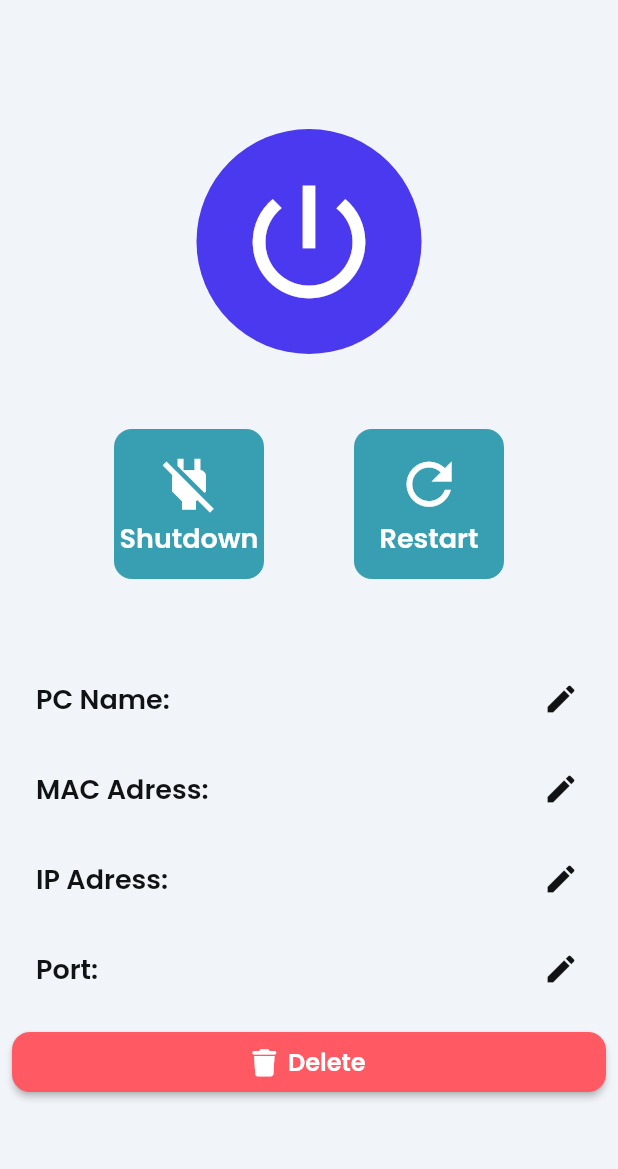
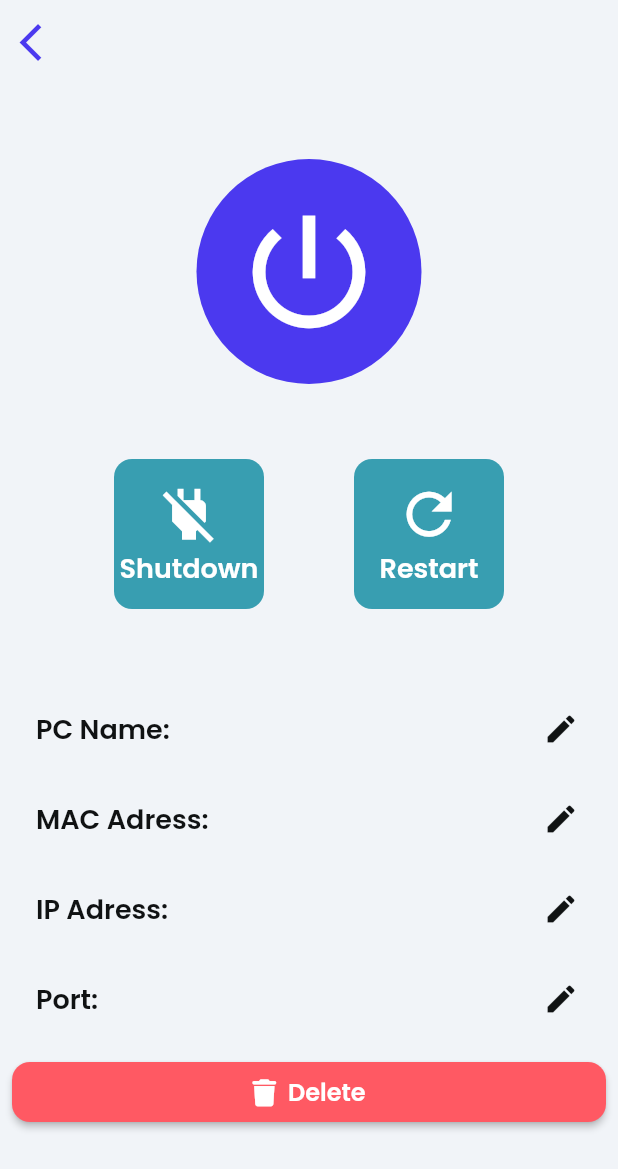
Before and after one commit to code7io/c7-wol, a Flutter app: the DetailWidget screen opened directly with empty values, on a phone screen of 412 x 824 dp. Shown: the top 1169 px of the screen. Run offline on Flutter 3.47's test engine with Material 2 defaults, Android fonts, the phone set to English and light mode, and no system bars; drawn by our look-alikes of auto_size_text; our stand-ins replace easy_debounce, font_awesome_flutter, google_fonts, page_transition, percent_indicator, shared_preferences and 1 more; missing offline and left inert: blinking_text, json_path, network_info_plus, wake_on_lan; accounts and stored records are empty.

Commit message:
Update detail_widget.dart

```diff
--- a/lib/detail/detail_widget.dart
+++ b/lib/detail/detail_widget.dart
@@ -31,6 +31,35 @@ class _DetailWidgetState extends State<DetailWidget> {
   Widget build(BuildContext context) {
     return Scaffold(
       key: scaffoldKey,
+      appBar: AppBar(
+        backgroundColor: FlutterFlowTheme.of(context).primaryBackground,
+        automaticallyImplyLeading: false,
+        leading: FlutterFlowIconButton(
+          borderColor: Colors.transparent,
+          borderRadius: 30,
+          borderWidth: 1,
+          buttonSize: 60,
+          icon: Icon(
+            Icons.arrow_back_ios,
+            color: FlutterFlowTheme.of(context).primaryColor,
+            size: 30,
+          ),
+          onPressed: () async {
+            Navigator.pop(context);
+          },
+        ),
+        title: Text(
+          widget.pc.name,
+          style: FlutterFlowTheme.of(context).title2.override(
+                fontFamily: 'Poppins',
+                color: FlutterFlowTheme.of(context).primaryText,
+                fontSize: 22,
+              ),
+        ),
+        actions: [],
+        centerTitle: true,
+        elevation: 0,
+      ),
       backgroundColor: FlutterFlowTheme.of(context).primaryBackground,
       body: SafeArea(
         child: GestureDetector(
@@ -39,17 +68,6 @@ class _DetailWidgetState extends State<DetailWidget> {
             child: Column(
               mainAxisSize: MainAxisSize.max,
               children: [
-                Row(
-                  mainAxisSize: MainAxisSize.max,
-                  mainAxisAlignment: MainAxisAlignment.center,
-                  children: [
-                    Text(
-                      widget.pc.name,
-                      textAlign: TextAlign.center,
-                      style: FlutterFlowTheme.of(context).title1,
-                    ),
-                  ],
-                ),
                 Padding(
                   padding: EdgeInsetsDirectional.fromSTEB(0, 50, 0, 0),
                   child: Row(
@@ -375,7 +393,7 @@ class _DetailWidgetState extends State<DetailWidget> {
                         ],
                       ),
                       Padding(
-                        padding: EdgeInsetsDirectional.fromSTEB(0, 12, 0, 0),
+                        padding: EdgeInsetsDirectional.fromSTEB(0, 12, 0, 25),
                         child: FFButtonWidget(
                           onPressed: () async {
                             var confirmDialogResponse = await showDialog<bool>(
```
